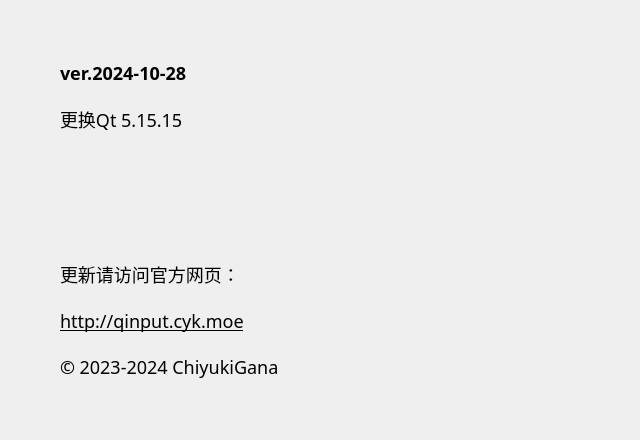
Qt form source/ui/AboutUi.ui (ChiyukiGana/Quickinput) before a commit.
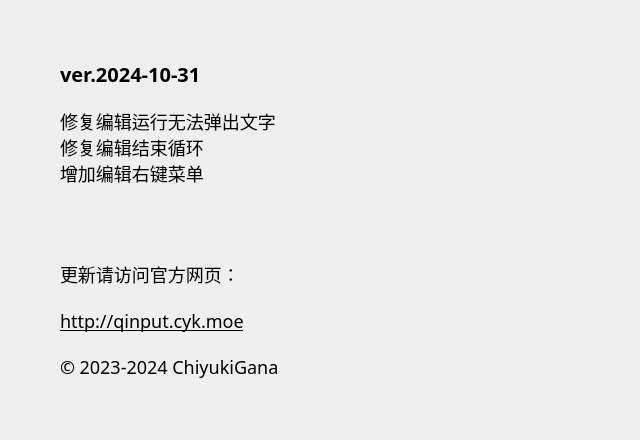
The same form after that commit.

The edit to the form file:
```diff
--- a/source/ui/AboutUi.ui
+++ b/source/ui/AboutUi.ui
@@ -85,10 +85,10 @@
          </font>
         </property>
         <property name="styleSheet">
-         <string notr="true"/>
+         <string notr="true">font-size:20px</string>
         </property>
         <property name="text">
-         <string>ver.2024-10-28</string>
+         <string>ver.2024-10-31</string>
         </property>
         <property name="textFormat">
          <enum>Qt::PlainText</enum>
@@ -104,7 +104,9 @@
          </sizepolicy>
         </property>
         <property name="text">
-         <string>更换Qt 5.15.15</string>
+         <string>修复编辑运行无法弹出文字
+修复编辑结束循环
+增加编辑右键菜单</string>
         </property>
         <property name="textFormat">
          <enum>Qt::PlainText</enum>
```
